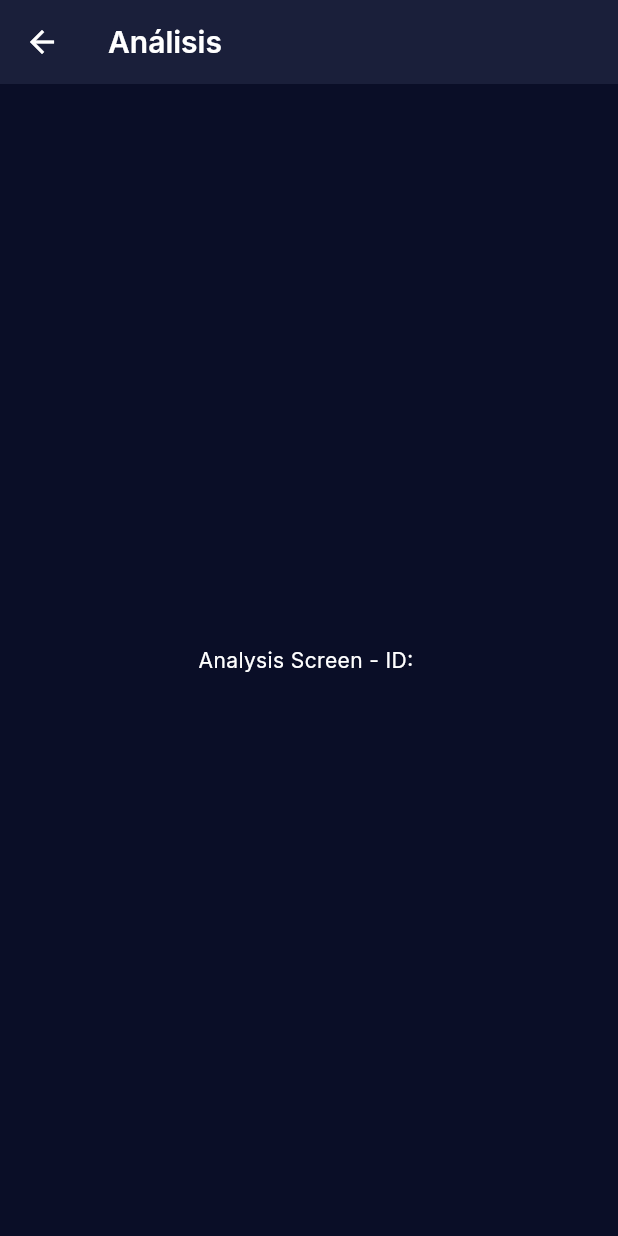
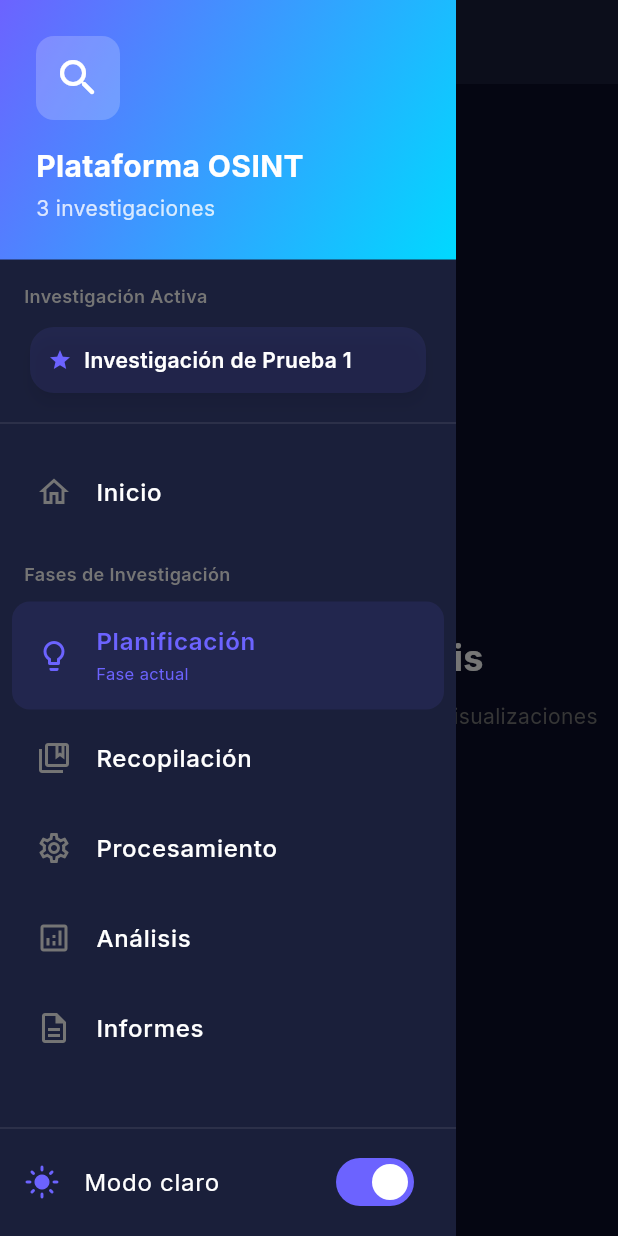
Before and after one commit to edgomeza/proyectoOSINT, a Flutter app: the AnalysisScreen screen opened directly with empty values, with the side drawer open (before the commit the screen has no drawer), on a phone screen of 412 x 824 dp. Run offline on Flutter 3.47's test engine with Material 3 defaults, Android fonts, the phone set to English and light mode, and no system bars; our stand-ins replace animate_do, flutter_riverpod, go_router, google_fonts.

Commit message:
Mejora de navegación: Botones de retorno y drawer de navegación
Se han implementado mejoras significativas en la navegación de la aplicación:

✨ Nuevas características:
- Botón de retorno en todas las pantallas secundarias
- Drawer de navegación completo con acceso a todas las fases
- Navegación inteligente que funciona correctamente en Windows
- Toggle de tema integrado en el drawer

🎨 Componentes creados:
- CustomAppBar: Widget común con botón de retorno
- AppNavigationDrawer: Drawer completo con navegación y estado activo

📱 Pantallas actualizadas:
- Home Screen: Drawer agregado con navegación completa
- Planning Screen: Botón de retorno y drawer
- Collection Screen: Navegación mejorada y UI actualizada
- Processing Screen: Navegación mejorada y UI actualizada
- Analysis Screen: Navegación mejorada y UI actualizada
- Reports Screen: Navegación mejorada y UI actualizada

🔧 Mejoras técnicas:
- Uso de context.go('/') para navegación al inicio
- Drawer con animaciones FadeIn
- Indicadores visuales de fase actual
- Información de investigación activa en drawer

✅ Problema resuelto:
- Los botones de atrás ahora funcionan correctamente en Windows
- Navegación fluida entre todas las pantallas
- Acceso rápido a todas las fases desde cualquier pantalla

🤖 Generated with [Claude Code](https://claude.com/claude-code)

Co-Authored-By: Claude <noreply@anthropic.com>

```diff
--- a/osint_platform/lib/screens/analysis/analysis_screen.dart
+++ b/osint_platform/lib/screens/analysis/analysis_screen.dart
@@ -1,4 +1,6 @@
 import 'package:flutter/material.dart';
+import 'package:go_router/go_router.dart';
+import '../../widgets/common/navigation_drawer.dart';
 
 class AnalysisScreen extends StatelessWidget {
   final String investigationId;
@@ -12,10 +14,48 @@ class AnalysisScreen extends StatelessWidget {
   Widget build(BuildContext context) {
     return Scaffold(
       appBar: AppBar(
+        leading: IconButton(
+          icon: const Icon(Icons.arrow_back),
+          onPressed: () => context.go('/'),
+          tooltip: 'Volver al inicio',
+        ),
         title: const Text('Análisis'),
       ),
+      drawer: const AppNavigationDrawer(),
       body: Center(
-        child: Text('Analysis Screen - ID: $investigationId'),
+        child: Column(
+          mainAxisAlignment: MainAxisAlignment.center,
+          children: [
+            Icon(
+              Icons.analytics_outlined,
+              size: 80,
+              color: Colors.green.withOpacity(0.5),
+            ),
+            const SizedBox(height: 24),
+            const Text(
+              'Pantalla de Análisis',
+              style: TextStyle(
+                fontSize: 24,
+                fontWeight: FontWeight.w700,
+              ),
+            ),
+            const SizedBox(height: 12),
+            Text(
+              'Próximamente: Integración con Kibana y visualizaciones',
+              textAlign: TextAlign.center,
+              style: TextStyle(
+                fontSize: 14,
+                color: Colors.grey[600],
+              ),
+            ),
+            const SizedBox(height: 24),
+            OutlinedButton.icon(
+              onPressed: () => context.go('/'),
+              icon: const Icon(Icons.home),
+              label: const Text('Volver al inicio'),
+            ),
+          ],
+        ),
       ),
     );
   }
--- a/osint_platform/lib/screens/home/home_screen.dart
+++ b/osint_platform/lib/screens/home/home_screen.dart
@@ -7,6 +7,7 @@ import '../../providers/view_mode_provider.dart';
 import '../../widgets/cards/investigation_card.dart';
 import '../../widgets/common/view_mode_toggle.dart';
 import '../../widgets/common/theme_toggle_button.dart';
+import '../../widgets/common/navigation_drawer.dart';
 import '../../models/investigation.dart';
 import '../../models/investigation_phase.dart';
 
@@ -76,6 +77,7 @@ class HomeScreen extends ConsumerWidget {
           const SizedBox(width: 8),
         ],
       ),
+      drawer: const AppNavigationDrawer(),
       body: SafeArea(
         child: RefreshIndicator(
           onRefresh: () async {
--- /dev/null
+++ b/osint_platform/lib/widgets/common/navigation_drawer.dart
@@ -0,0 +1,322 @@
+import 'package:flutter/material.dart';
+import 'package:flutter_riverpod/flutter_riverpod.dart';
+import 'package:go_router/go_router.dart';
+import 'package:animate_do/animate_do.dart';
+import '../../providers/investigations_provider.dart';
+import '../../providers/theme_provider.dart';
+import '../../models/investigation_phase.dart';
+
+class AppNavigationDrawer extends ConsumerWidget {
+  const AppNavigationDrawer({super.key});
+
+  @override
+  Widget build(BuildContext context, WidgetRef ref) {
+    final investigations = ref.watch(investigationsProvider);
+    final activeInvestigation = ref.watch(activeInvestigationProvider);
+    final themeMode = ref.watch(themeModeProvider);
+    final isDark = themeMode == ThemeMode.dark;
+
+    return Drawer(
+      child: SafeArea(
+        child: Column(
+          children: [
+            // Header
+            Container(
+              width: double.infinity,
+              padding: const EdgeInsets.all(24),
+              decoration: BoxDecoration(
+                gradient: LinearGradient(
+                  colors: [
+                    Theme.of(context).colorScheme.primary,
+                    Theme.of(context).colorScheme.secondary,
+                  ],
+                  begin: Alignment.topLeft,
+                  end: Alignment.bottomRight,
+                ),
+              ),
+              child: FadeIn(
+                child: Column(
+                  crossAxisAlignment: CrossAxisAlignment.start,
+                  children: [
+                    Container(
+                      padding: const EdgeInsets.all(12),
+                      decoration: BoxDecoration(
+                        color: Colors.white.withOpacity(0.2),
+                        borderRadius: BorderRadius.circular(12),
+                      ),
+                      child: const Icon(
+                        Icons.search_rounded,
+                        color: Colors.white,
+                        size: 32,
+                      ),
+                    ),
+                    const SizedBox(height: 16),
+                    const Text(
+                      'Plataforma OSINT',
+                      style: TextStyle(
+                        color: Colors.white,
+                        fontSize: 20,
+                        fontWeight: FontWeight.w700,
+                      ),
+                    ),
+                    const SizedBox(height: 4),
+                    Text(
+                      '${investigations.length} investigacion${investigations.length != 1 ? "es" : ""}',
+                      style: TextStyle(
+                        color: Colors.white.withOpacity(0.8),
+                        fontSize: 14,
+                      ),
+                    ),
+                  ],
+                ),
+              ),
+            ),
+
+            // Investigación Activa
+            if (activeInvestigation != null) ...[
+              const SizedBox(height: 8),
+              Padding(
+                padding: const EdgeInsets.symmetric(horizontal: 16, vertical: 8),
+                child: FadeInLeft(
+                  child: Column(
+                    crossAxisAlignment: CrossAxisAlignment.start,
+                    children: [
+                      Text(
+                        'Investigación Activa',
+                        style: TextStyle(
+                          fontSize: 12,
+                          fontWeight: FontWeight.w600,
+                          color: Colors.grey[600],
+                        ),
+                      ),
+                      const SizedBox(height: 8),
+                      Card(
+                        color: Theme.of(context).colorScheme.primary.withOpacity(0.1),
+                        child: Padding(
+                          padding: const EdgeInsets.all(12),
+                          child: Column(
+                            crossAxisAlignment: CrossAxisAlignment.start,
+                            children: [
+                              Row(
+                                children: [
+                                  Icon(
+                                    Icons.star,
+                                    size: 16,
+                                    color: Theme.of(context).colorScheme.primary,
+                                  ),
+                                  const SizedBox(width: 8),
+                                  Expanded(
+                                    child: Text(
+                                      activeInvestigation.name,
+                                      style: const TextStyle(
+                                        fontSize: 14,
+                                        fontWeight: FontWeight.w600,
+                                      ),
+                                      maxLines: 1,
+                                      overflow: TextOverflow.ellipsis,
+                                    ),
+                                  ),
+                                ],
+                              ),
+                            ],
+                          ),
+                        ),
+                      ),
+                    ],
+                  ),
+                ),
+              ),
+              const Divider(),
+            ],
+
+            // Navegación Principal
+            Expanded(
+              child: ListView(
+                padding: const EdgeInsets.symmetric(vertical: 8),
+                children: [
+                  FadeInLeft(
+                    delay: const Duration(milliseconds: 100),
+                    child: _buildDrawerItem(
+                      context: context,
+                      icon: Icons.home_outlined,
+                      title: 'Inicio',
+                      onTap: () {
+                        context.go('/');
+                        Navigator.pop(context);
+                      },
+                    ),
+                  ),
+                  if (activeInvestigation != null) ...[
+                    const SizedBox(height: 8),
+                    Padding(
+                      padding: const EdgeInsets.symmetric(horizontal: 16, vertical: 8),
+                      child: Text(
+                        'Fases de Investigación',
+                        style: TextStyle(
+                          fontSize: 12,
+                          fontWeight: FontWeight.w600,
+                          color: Colors.grey[600],
+                        ),
+                      ),
+                    ),
+                    FadeInLeft(
+                      delay: const Duration(milliseconds: 150),
+                      child: _buildDrawerItem(
+                        context: context,
+                        icon: Icons.lightbulb_outline,
+                        title: 'Planificación',
+                        subtitle: activeInvestigation.currentPhase == InvestigationPhase.planning
+                            ? 'Fase actual'
+                            : null,
+                        isActive: activeInvestigation.currentPhase == InvestigationPhase.planning,
+                        onTap: () {
+                          context.go('/investigation/${activeInvestigation.id}/planning');
+                          Navigator.pop(context);
+                        },
+                      ),
+                    ),
+                    FadeInLeft(
+                      delay: const Duration(milliseconds: 200),
+                      child: _buildDrawerItem(
+                        context: context,
+                        icon: Icons.collections_bookmark_outlined,
+                        title: 'Recopilación',
+                        subtitle: activeInvestigation.currentPhase == InvestigationPhase.collection
+                            ? 'Fase actual'
+                            : null,
+                        isActive: activeInvestigation.currentPhase == InvestigationPhase.collection,
+                        onTap: () {
+                          context.go('/investigation/${activeInvestigation.id}/collection');
+                          Navigator.pop(context);
+                        },
+                      ),
+                    ),
+                    FadeInLeft(
+                      delay: const Duration(milliseconds: 250),
+                      child: _buildDrawerItem(
+                        context: context,
+                        icon: Icons.settings_outlined,
+                        title: 'Procesamiento',
+                        subtitle: activeInvestigation.currentPhase == InvestigationPhase.processing
+                            ? 'Fase actual'
+                            : null,
+                        isActive: activeInvestigation.currentPhase == InvestigationPhase.processing,
+                        onTap: () {
+                          context.go('/investigation/${activeInvestigation.id}/processing');
+                          Navigator.pop(context);
+                        },
+                      ),
+                    ),
+                    FadeInLeft(
+                      delay: const Duration(milliseconds: 300),
+                      child: _buildDrawerItem(
+                        context: context,
+                        icon: Icons.analytics_outlined,
+                        title: 'Análisis',
+                        subtitle: activeInvestigation.currentPhase == InvestigationPhase.analysis
+                            ? 'Fase actual'
+                            : null,
+                        isActive: activeInvestigation.currentPhase == InvestigationPhase.analysis,
+                        onTap: () {
+                          context.go('/investigation/${activeInvestigation.id}/analysis');
+                          Navigator.pop(context);
+                        },
+                      ),
+                    ),
+                    FadeInLeft(
+                      delay: const Duration(milliseconds: 350),
+                      child: _buildDrawerItem(
+                        context: context,
+                        icon: Icons.description_outlined,
+                        title: 'Informes',
+                        subtitle: activeInvestigation.currentPhase == InvestigationPhase.reports
+                            ? 'Fase actual'
+                            : null,
+                        isActive: activeInvestigation.currentPhase == InvestigationPhase.reports,
+                        onTap: () {
+                          context.go('/investigation/${activeInvestigation.id}/reports');
+                          Navigator.pop(context);
+                        },
+                      ),
+                    ),
+                  ],
+                ],
+              ),
+            ),
+
+            // Footer con toggle de tema
+            const Divider(),
+            FadeInUp(
+              child: ListTile(
+                leading: Icon(
+                  isDark ? Icons.light_mode : Icons.dark_mode,
+                  color: Theme.of(context).colorScheme.primary,
+                ),
+                title: Text(isDark ? 'Modo claro' : 'Modo oscuro'),
+                onTap: () {
+                  ref.read(themeModeProvider.notifier).state =
+                      isDark ? ThemeMode.light : ThemeMode.dark;
+                },
+                trailing: Switch(
+                  value: isDark,
+                  onChanged: (value) {
+                    ref.read(themeModeProvider.notifier).state =
+                        value ? ThemeMode.dark : ThemeMode.light;
+                  },
+                ),
+              ),
+            ),
+            const SizedBox(height: 8),
+          ],
+        ),
+      ),
+    );
+  }
+
+  Widget _buildDrawerItem({
+    required BuildContext context,
+    required IconData icon,
+    required String title,
+    String? subtitle,
+    bool isActive = false,
+    required VoidCallback onTap,
+  }) {
+    return Container(
+      margin: const EdgeInsets.symmetric(horizontal: 8, vertical: 2),
+      decoration: BoxDecoration(
+        color: isActive
+            ? Theme.of(context).colorScheme.primary.withOpacity(0.1)
+            : null,
+        borderRadius: BorderRadius.circular(12),
+      ),
+      child: ListTile(
+        leading: Icon(
+          icon,
+          color: isActive
+              ? Theme.of(context).colorScheme.primary
+              : Colors.grey[600],
+        ),
+        title: Text(
+          title,
+          style: TextStyle(
+            fontWeight: isActive ? FontWeight.w600 : FontWeight.w500,
+            color: isActive ? Theme.of(context).colorScheme.primary : null,
+          ),
+        ),
+        subtitle: subtitle != null
+            ? Text(
+                subtitle,
+                style: TextStyle(
+                  fontSize: 11,
+                  color: Theme.of(context).colorScheme.primary,
+                ),
+              )
+            : null,
+        onTap: onTap,
+        shape: RoundedRectangleBorder(
+          borderRadius: BorderRadius.circular(12),
+        ),
+      ),
+    );
+  }
+}
```
Also changed, not shown: osint_platform/lib/screens/collection/collection_screen.dart (+41 -1 lines), osint_platform/lib/screens/planning/planning_screen.dart (+13 -0 lines), osint_platform/lib/screens/processing/processing_screen.dart (+41 -1 lines), osint_platform/lib/screens/reports/reports_screen.dart (+19 -4 lines), osint_platform/lib/widgets/common/custom_app_bar.dart (added, +39 -0 lines).
